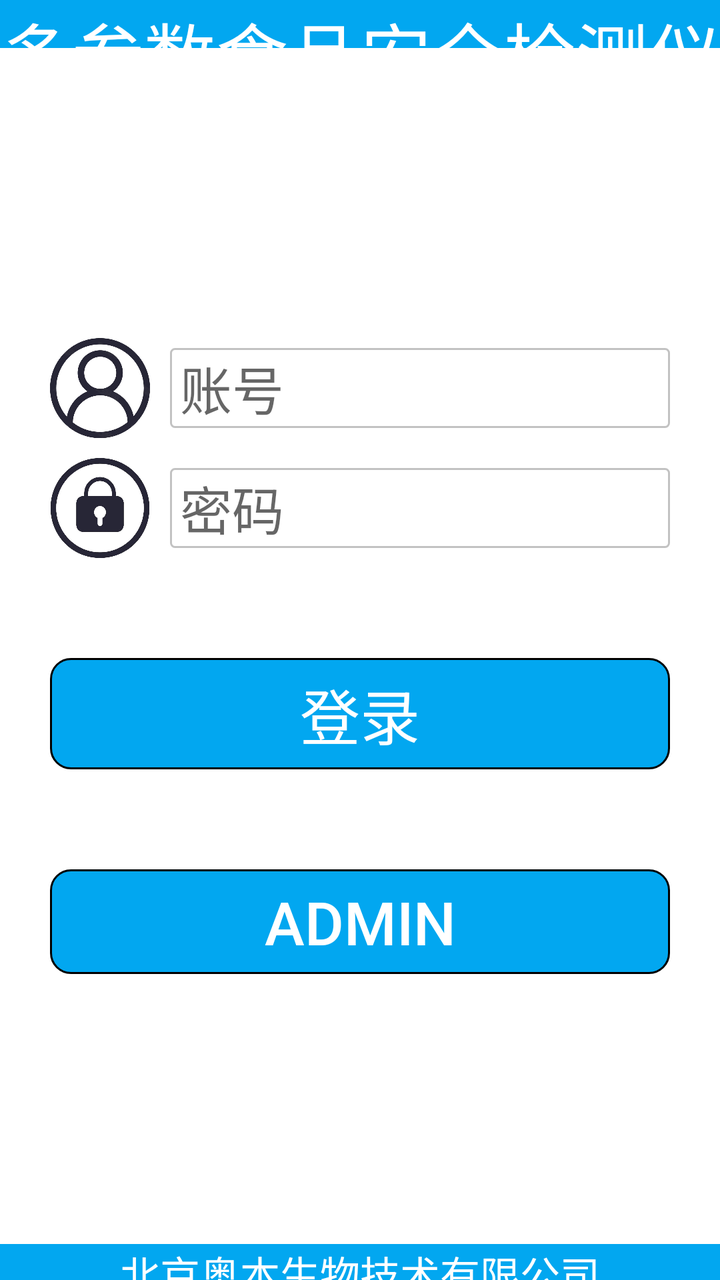
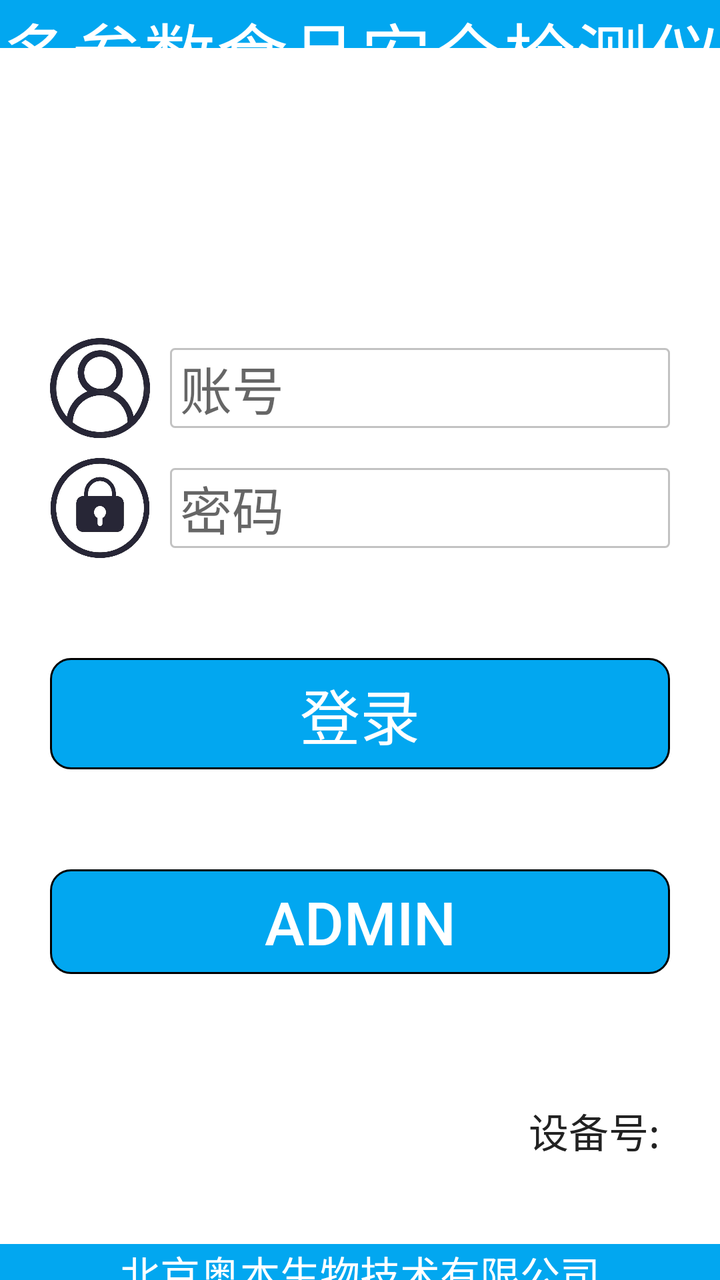

An Android layout rendered at two revisions. The XML below is the earlier revision; the diff shows what the commit changed to produce the second picture.
<!-- AndroidManifest.xml: application theme AppTheme -->
<!-- res/layout/layout_login.xml -->
<?xml version="1.0" encoding="utf-8"?>
<androidx.constraintlayout.widget.ConstraintLayout xmlns:android="http://schemas.android.com/apk/res/android"
    xmlns:app="http://schemas.android.com/apk/res-auto"
    android:layout_width="match_parent"
    android:layout_height="match_parent"
    android:background="#FFFFFF"
    android:gravity="center"
    android:orientation="vertical">

    <TextView
        android:id="@+id/tv_title"
        android:layout_width="match_parent"
        android:layout_height="0dp"
        android:layout_weight="1"
        android:background="@color/THEME_COLOR"
        android:gravity="center"
        android:text="多参数食品安全检测仪"
        android:textColor="@color/white"
        android:textSize="36sp"
        app:layout_constraintDimensionRatio="h,15:1"
        app:layout_constraintTop_toTopOf="parent" />

    <LinearLayout
        android:layout_width="wrap_content"
        android:layout_height="0dp"
        android:gravity="center"
        android:orientation="vertical"
        app:layout_constraintBottom_toTopOf="@+id/tv_homeLocation"
        app:layout_constraintEnd_toEndOf="parent"
        app:layout_constraintStart_toStartOf="parent"
        app:layout_constraintTop_toBottomOf="@+id/tv_title">

        <LinearLayout
            android:layout_width="wrap_content"
            android:layout_height="50dp"
            android:layout_marginTop="10dp"
            android:gravity="center"
            android:orientation="horizontal">

            <ImageView
                android:layout_width="50dp"
                android:layout_height="50dp"
                android:src="@drawable/img_user" />

            <EditText
                android:id="@+id/et_user"
                android:layout_width="250dp"
                android:layout_height="40dp"
                android:layout_marginLeft="10dp"
                android:background="@drawable/et_filleted_corner"
                android:hint="账号"
                android:paddingLeft="5dp"
                android:lines="1"
                android:inputType="text"
                android:textSize="26sp" />

        </LinearLayout>

        <LinearLayout
            android:layout_width="wrap_content"
            android:layout_height="50dp"
            android:layout_marginTop="10dp"
            android:gravity="center"
            android:orientation="horizontal">

            <ImageView
                android:layout_width="50dp"
                android:layout_height="50dp"
                android:src="@drawable/img_pass" />

            <EditText
                android:id="@+id/et_psw"
                android:layout_width="250dp"
                android:layout_height="40dp"
                android:layout_marginLeft="10dp"
                android:background="@drawable/et_filleted_corner"
                android:hint="密码"
                android:inputType="textPassword"
                android:paddingLeft="5dp"
                android:textSize="26sp" />
        </LinearLayout>

        <Button
            android:id="@+id/btn_login"
            style="?android:attr/borderlessButtonStyle"
            android:layout_width="match_parent"
            android:layout_height="wrap_content"
            android:layout_marginTop="50dp"
            android:background="@drawable/btn_filleted_corner"
            android:padding="6dp"
            android:text="登录"
            android:textColor="@android:color/white"
            android:textSize="30dp"
            android:visibility="visible" />

        <Button
            android:id="@+id/btn_login_admin"
            style="?android:attr/borderlessButtonStyle"
            android:layout_width="match_parent"
            android:layout_height="wrap_content"
            android:layout_marginTop="50dp"
            android:background="@drawable/btn_filleted_corner"
            android:padding="6dp"
            android:text="admin"
            android:textColor="@android:color/white"
            android:textSize="30dp" />

    </LinearLayout>

    <TextView
        android:id="@+id/tv_homeLocation"
        android:layout_width="match_parent"
        android:layout_height="0dp"
        android:background="@color/THEME_COLOR"
        android:gravity="center"
        android:text="北京奥本生物技术有限公司"
        android:textColor="@color/white"
        android:textSize="20sp"
        app:layout_constraintBottom_toBottomOf="parent"
        app:layout_constraintDimensionRatio="h,20:1" />

</androidx.constraintlayout.widget.ConstraintLayout>
<!-- resources referenced by this layout -->
<resources>
  <color name="THEME_COLOR">#02A7F0</color>
  <color name="white">#ffffff</color>
  <!-- drawable btn_filleted_corner (drawable) -->
  <?xml version="1.0" encoding="utf-8"?>
  <shape xmlns:android="http://schemas.android.com/apk/res/android">
      <solid android:color="#02A7F0" />
      <corners android:topLeftRadius="10dp"
          android:topRightRadius="10dp"
          android:bottomRightRadius="10dp"
          android:bottomLeftRadius="10dp"/>
      <stroke android:width="1dp" android:color="#000000" />
  </shape>
  <!-- drawable et_filleted_corner (drawable) -->
  <?xml version="1.0" encoding="utf-8"?>
  <shape xmlns:android="http://schemas.android.com/apk/res/android">
      <solid android:color="#FFFFFF" />
      <corners android:topLeftRadius="2dp"
          android:topRightRadius="2dp"
          android:bottomRightRadius="2dp"
          android:bottomLeftRadius="2dp"/>
      <stroke android:width="1dp" android:color="#94969696" />
  </shape>
  <!-- drawable img_pass: jpg bitmap (drawable-xhdpi, 45944 bytes) -->
  <!-- drawable img_user: jpg bitmap (drawable-xhdpi, 49637 bytes) -->
  <style name="AppTheme" parent="Theme.AppCompat.Light.DarkActionBar">
          
          <item name="android:windowNoTitle">true</item>
          <item name="android:windowFullscreen">true</item>
      </style>
</resources>

<!-- the commit's change to res/layout/layout_login.xml (unified diff, before → after) -->
@@ -19,6 +19,18 @@
         android:textSize="36sp"
         app:layout_constraintDimensionRatio="h,15:1"
         app:layout_constraintTop_toTopOf="parent" />
+
+    <TextView
+        android:id="@+id/tv_device_num"
+        android:layout_width="wrap_content"
+        android:layout_height="wrap_content"
+        android:layout_marginRight="30dp"
+        android:layout_marginBottom="60dp"
+        android:text="设备号:"
+        android:textColor="@color/text_black"
+        android:textSize="20sp"
+        app:layout_constraintBottom_toBottomOf="parent"
+        app:layout_constraintRight_toRightOf="parent" />
 
     <LinearLayout
         android:layout_width="wrap_content"
@@ -49,9 +61,9 @@
                 android:layout_marginLeft="10dp"
                 android:background="@drawable/et_filleted_corner"
                 android:hint="账号"
+                android:inputType="text"
+                android:lines="1"
                 android:paddingLeft="5dp"
-                android:lines="1"
-                android:inputType="text"
                 android:textSize="26sp" />
 
         </LinearLayout>
@@ -107,6 +119,7 @@
 
     </LinearLayout>
 
+
     <TextView
         android:id="@+id/tv_homeLocation"
         android:layout_width="match_parent"
<!-- resource entries referenced after the edit -->
@@ -1,6 +1,7 @@
 <!-- resources referenced by this layout -->
 <resources>
   <color name="THEME_COLOR">#02A7F0</color>
+  <color name="text_black">#222222</color>
   <color name="white">#ffffff</color>
   <!-- drawable btn_filleted_corner (drawable) -->
   <?xml version="1.0" encoding="utf-8"?>
